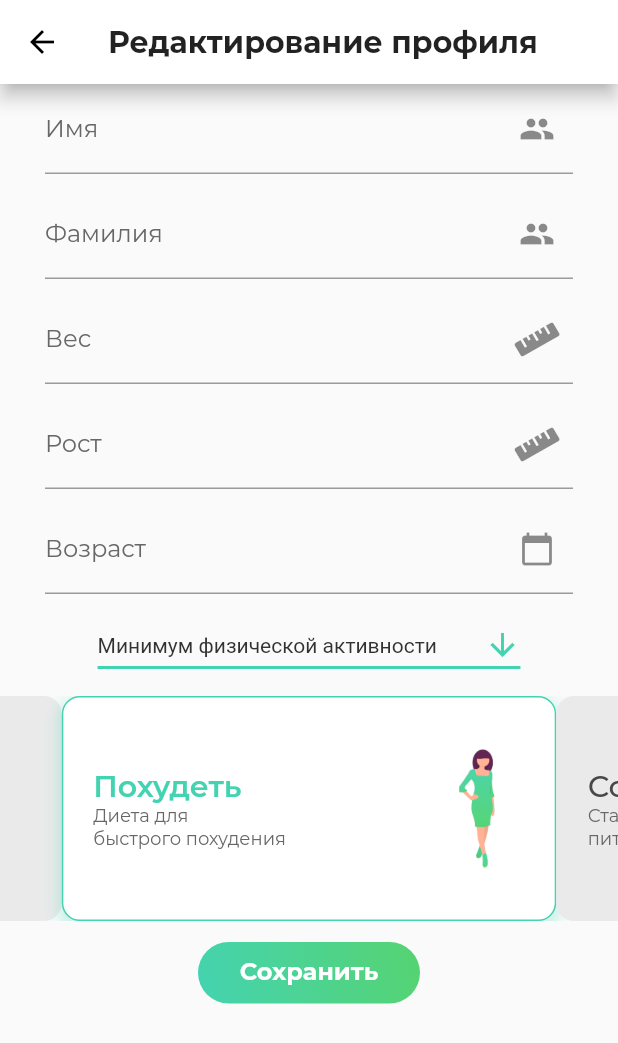
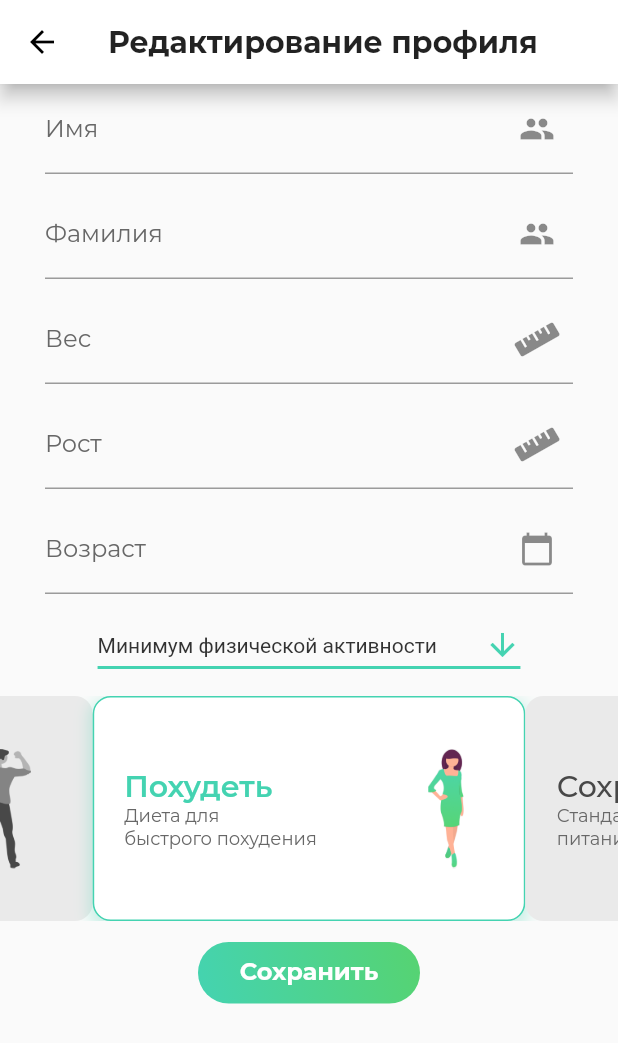
Before and after one commit to Frezyx/calorica, a Flutter app: the EditUserPage screen opened by its route, on a phone screen of 412 x 824 dp. Shown: the top 1043 px of the screen. Run offline on Flutter 3.47's test engine with Material 2 defaults, Android fonts, the phone set to English and light mode, and no system bars; drawn by our look-alikes of carousel_slider, gradient_widgets; our stand-ins replace bubble_bottom_bar, charts_flutter, flutter_native_admob, flutter_svg, font_awesome_flutter, shared_preferences and 1 more; missing offline and left inert: ff_navigation_bar, firebase_admob; accounts and stored records are empty; project files that could hold a hidden picture were left out.

Commit message:
Upgrade carousel slider in editUserPage

```diff
--- a/lib/pages/editUser.dart
+++ b/lib/pages/editUser.dart
@@ -227,46 +227,49 @@ class _EditUserPageState extends State<EditUserPage> {
                       .toList(),
                   ),
               SizedBox(height: 10,),
-
-
-
           ]),
         ),
         ]
       ),
           Container(
-
                 height: 150,
                 child:
-                CarouselSlider(
-
-          items: [0,1,2].map((index) {
-            return new Builder(
-              builder: (BuildContext context) {
+                CarouselSlider.builder(
+                  itemCount: 3,
+                  itemBuilder:  (context, index){
                     return new InkWell(
                       highlightColor: Colors.transparent,
                       focusColor: Colors.transparent,
-
                       splashColor: Colors.transparent,
-                    onTap: (){
+                      child: new RadioItem(sampleData[index]),
+                    );},
+                    options: CarouselOptions(
+                          initialPage: sampleData[1].isSelected ? 1 : sampleData[2].isSelected ? 2 : 3,
+                          height: 150.0,
+                          viewportFraction: 0.7,
+                          autoPlay: false,
+                          autoPlayCurve: Curves.elasticIn,
+                          onPageChanged: (index, reason) {
+                            print(index);
                             setState(() {
                               sampleData.forEach((element) => element.isSelected = false);
                               sampleData[index].isSelected = true;
                               user.workFutureModel = sampleData[index].multiplaier;
                             });
-                      },
-                      child: new RadioItem(sampleData[index]),
-                    );
-                  },
-                );
-              }).toList(),
-              height: 150.0,
-              autoPlay: false,
-              autoPlayCurve: Curves.elasticIn,
-              autoPlayDuration: const Duration(milliseconds: 2800),
+                          }
+                        //   onPageChanged: (i){
+                        //     print(i);
+                        //   // setState(() {
+
+                        //   //   sampleData.forEach((element) => element.isSelected = false);
+                        //   //   sampleData[index].isSelected = true;
+                        //   //   user.workFutureModel = sampleData[index].multiplaier;
+                        //   // });
+                        // }
+                    ),
+                  ),
               ),
 
-              ),
 
               SizedBox(height: 10),
 
--- a/pubspec.yaml
+++ b/pubspec.yaml
@@ -23,7 +23,7 @@ dependencies:
   flutter_launcher_icons: ^0.7.4
   firebase_admob: ^0.9.3+1
   flutter_native_admob: ^2.1.0
-  carousel_slider: ^0.0.7
+  carousel_slider: ^2.1.0
   flutter_config: ^1.0.7
   bubble_bottom_bar: ^1.2.0
   ff_navigation_bar: ^0.1.4
```
Also changed, not shown: pubspec.lock. Lines whose indentation alone changed are shown as unchanged.
